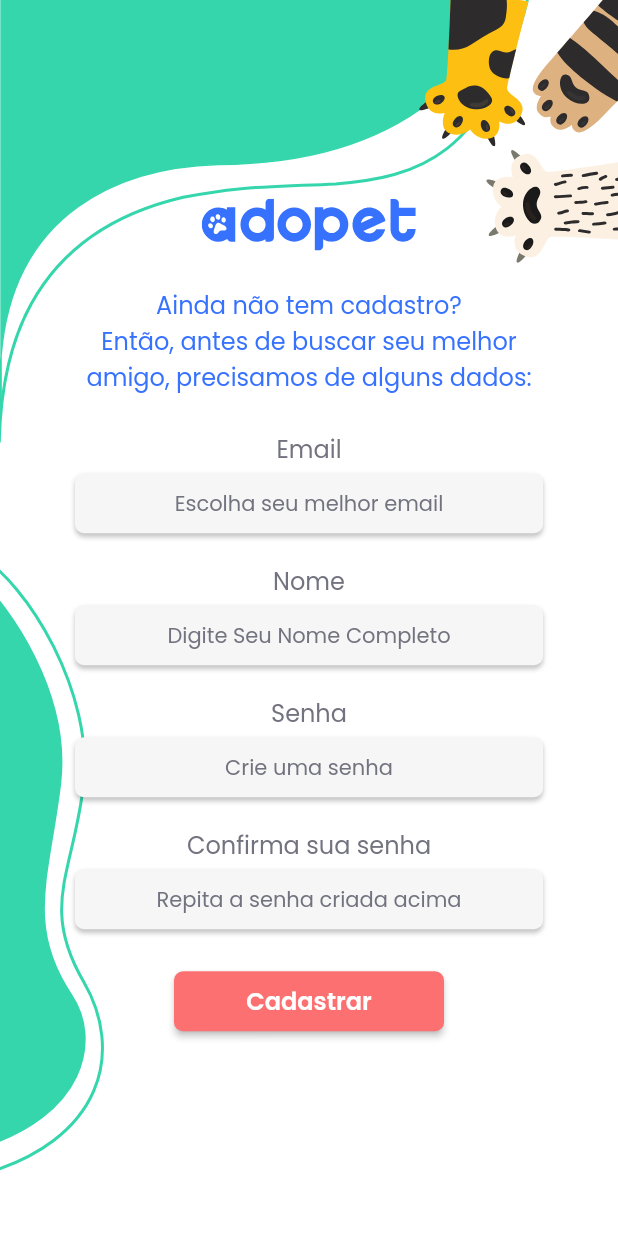
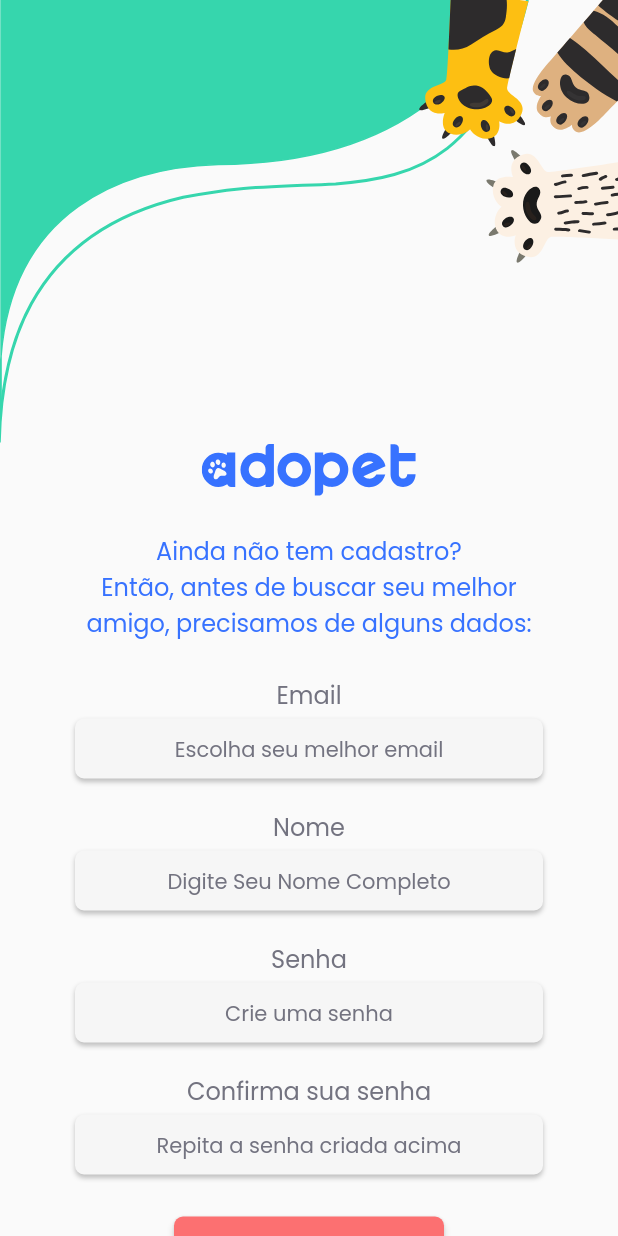
Before and after one commit to ClevertonS/Estudo-Flutter-Adopet, a Flutter app: the screen it shows after launch, after a tap on "Já tenho conta", on a phone screen of 412 x 824 dp. Run offline on Flutter 3.47's test engine with Material 2 defaults, Android fonts, the phone set to English and light mode, and no system bars; our stand-ins replace firebase_core, flutter_svg; accounts and stored records are empty; generated files the repository leaves out were written again.

```diff
--- a/lib/main.dart
+++ b/lib/main.dart
@@ -1,7 +1,13 @@
 import 'package:adopet/screens/first_screen.dart';
 import 'package:flutter/material.dart';
+import 'package:firebase_core/firebase_core.dart';
+import 'firebase_options.dart';
 
-void main() {
+Future<void> main() async {
+  WidgetsFlutterBinding.ensureInitialized();
+  await Firebase.initializeApp(
+    options: DefaultFirebaseOptions.currentPlatform,
+  );
   runApp(const MyApp());
 }
 
--- a/lib/screens/login_screen.dart
+++ b/lib/screens/login_screen.dart
@@ -3,7 +3,6 @@ import 'package:adopet/widgets/backgrounds/background_login-register_screen.dart
 import 'package:adopet/widgets/button.dart';
 import 'package:adopet/widgets/input.dart';
 import 'package:adopet/widgets/text.dart';
-import 'package:flutter/cupertino.dart';
 import 'package:flutter/material.dart';
 import 'package:flutter_svg/svg.dart';
 
@@ -14,11 +13,9 @@ class LoginScreen extends StatelessWidget {
   Widget build(BuildContext context) {
     const String logo = "images/Logo_Azul.svg";
     return Scaffold(
-      body: Stack(
+      body: ListView(
         children: [
           const BackgroundSvgLoginRegisterScreen(),
-          Center(
-            child:
           Column(mainAxisAlignment: MainAxisAlignment.center, children: [
             Padding(
               padding: const EdgeInsets.only(bottom: 24),
@@ -80,7 +77,6 @@ class LoginScreen extends StatelessWidget {
               ],
             ))
           ]),
-          ),
         ],
       ),
     );
--- a/pubspec.yaml
+++ b/pubspec.yaml
@@ -35,6 +35,7 @@ dependencies:
   # The following adds the Cupertino Icons font to your application.
   # Use with the CupertinoIcons class for iOS style icons.
   cupertino_icons: ^1.0.2
+  firebase_core: ^1.20.0
 
 dev_dependencies:
   flutter_test:
```
Also changed, not shown: pubspec.lock, 3 other files. Lines whose indentation alone changed are shown as unchanged.
